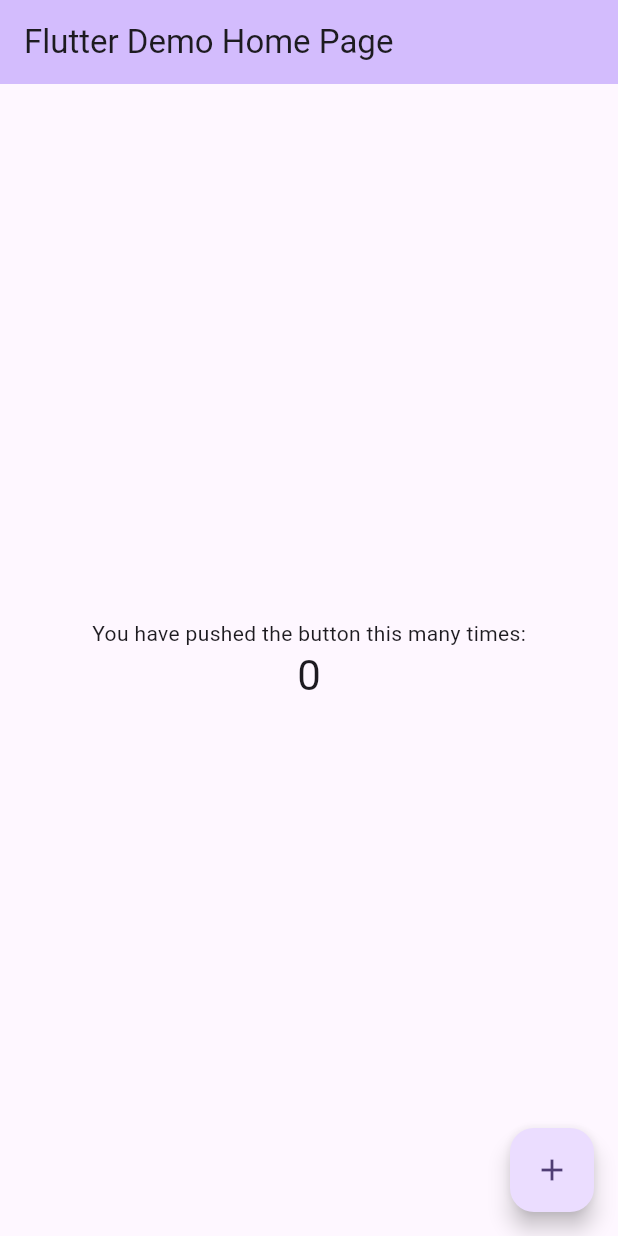
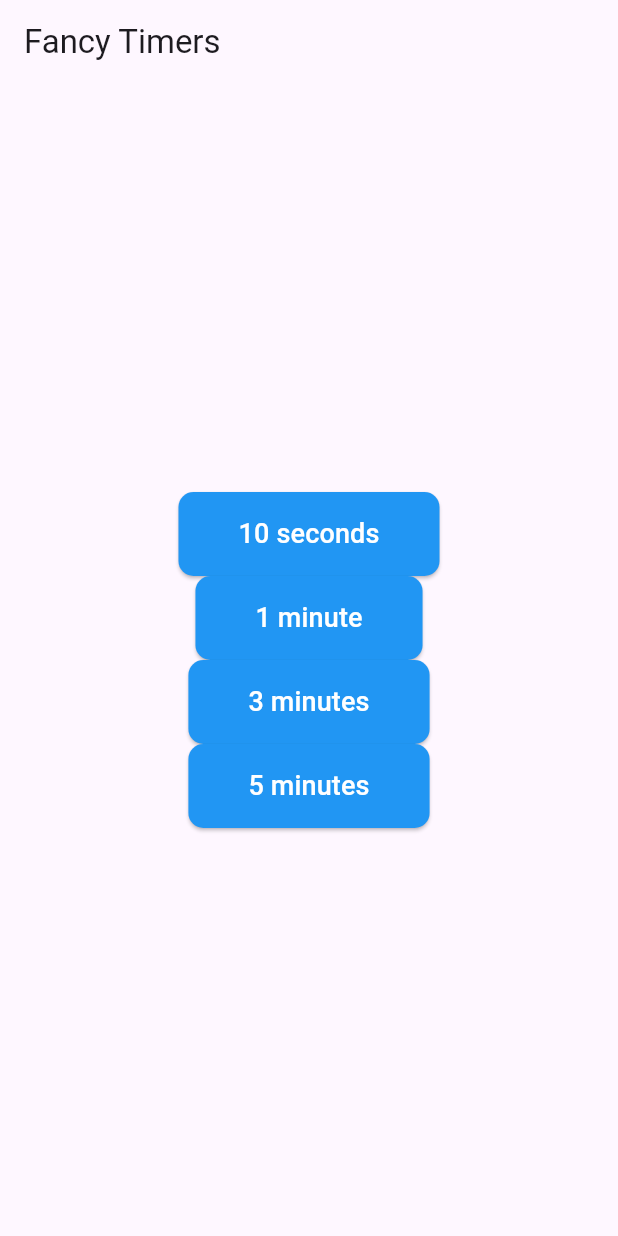
Before and after one commit to mr-perseus/fancy_timers, a Flutter app: the screen it shows after launch, on a phone screen of 412 x 824 dp. Run offline on Flutter 3.47's test engine with Material 2 defaults, Android fonts, the light colour scheme and no system bars; our stand-ins replace audioplayers.

Commit message:
Add buttons

```diff
--- a/lib/main.dart
+++ b/lib/main.dart
@@ -1,4 +1,7 @@
+import 'dart:async';
+
 import 'package:flutter/material.dart';
+import 'package:audioplayers/audioplayers.dart';
 
 void main() {
   runApp(const MyApp());
@@ -11,7 +14,7 @@ class MyApp extends StatelessWidget {
   @override
   Widget build(BuildContext context) {
     return MaterialApp(
-      title: 'Flutter Demo',
+      title: 'Fancy Timers',
       theme: ThemeData(
         // This is the theme of your application.
         //
@@ -31,95 +34,89 @@ class MyApp extends StatelessWidget {
         colorScheme: ColorScheme.fromSeed(seedColor: Colors.deepPurple),
         useMaterial3: true,
       ),
-      home: const MyHomePage(title: 'Flutter Demo Home Page'),
+      home: const MyHomePage(),
     );
   }
 }
 
-class MyHomePage extends StatefulWidget {
-  const MyHomePage({super.key, required this.title});
-
-  // This widget is the home page of your application. It is stateful, meaning
-  // that it has a State object (defined below) that contains fields that affect
-  // how it looks.
-
-  // This class is the configuration for the state. It holds the values (in this
-  // case the title) provided by the parent (in this case the App widget) and
-  // used by the build method of the State. Fields in a Widget subclass are
-  // always marked "final".
-
-  final String title;
+class MyHomePage extends StatelessWidget {
+  const MyHomePage({super.key});
 
   @override
-  State<MyHomePage> createState() => _MyHomePageState();
+  Widget build(BuildContext context) {
+    return Scaffold(
+      appBar: AppBar(
+        title: const Text('Fancy Timers'),
+      ),
+      body: const Center(
+        child: Column(
+          mainAxisAlignment: MainAxisAlignment.center,
+          children: [
+            TimerButton(title: '10 seconds', duration: Duration(seconds: 10)),
+            TimerButton(title: '1 minute', duration: Duration(minutes: 1)),
+            TimerButton(title: '3 minutes', duration: Duration(minutes: 3)),
+            TimerButton(title: '5 minutes', duration: Duration(minutes: 5)),
+            // Add more TimerButton instances as needed
+          ],
+        ),
+      ),
+    );
+  }
 }
 
-class _MyHomePageState extends State<MyHomePage> {
-  int _counter = 0;
+class TimerButton extends StatefulWidget {
+  final String title;
+  final Duration duration;
 
-  void _incrementCounter() {
-    setState(() {
-      // This call to setState tells the Flutter framework that something has
-      // changed in this State, which causes it to rerun the build method below
-      // so that the display can reflect the updated values. If we changed
-      // _counter without calling setState(), then the build method would not be
-      // called again, and so nothing would appear to happen.
-      _counter++;
-    });
+  const TimerButton({super.key, required this.title, required this.duration});
+
+  @override
+  _TimerButtonState createState() => _TimerButtonState();
+}
+
+class _TimerButtonState extends State<TimerButton> {
+  late Timer _timer;
+  AudioPlayer audioPlayer = AudioPlayer();
+
+  @override
+  void initState() {
+    super.initState();
+    _startTimer();
+  }
+
+  void _startTimer() {
+    _timer = Timer(widget.duration, _onTimerEnd);
+  }
+
+  void _onTimerEnd() async {
+    // Play alarm sound
+    await audioPlayer.play(AssetSource('sounds/alarm.mp3'));
+  }
+
+  @override
+  void dispose() {
+    _timer.cancel();
+    audioPlayer.dispose();
+    super.dispose();
   }
 
   @override
   Widget build(BuildContext context) {
-    // This method is rerun every time setState is called, for instance as done
-    // by the _incrementCounter method above.
-    //
-    // The Flutter framework has been optimized to make rerunning build methods
-    // fast, so that you can just rebuild anything that needs updating rather
-    // than having to individually change instances of widgets.
-    return Scaffold(
-      appBar: AppBar(
-        // TRY THIS: Try changing the color here to a specific color (to
-        // Colors.amber, perhaps?) and trigger a hot reload to see the AppBar
-        // change color while the other colors stay the same.
-        backgroundColor: Theme.of(context).colorScheme.inversePrimary,
-        // Here we take the value from the MyHomePage object that was created by
-        // the App.build method, and use it to set our appbar title.
-        title: Text(widget.title),
-      ),
-      body: Center(
-        // Center is a layout widget. It takes a single child and positions it
-        // in the middle of the parent.
-        child: Column(
-          // Column is also a layout widget. It takes a list of children and
-          // arranges them vertically. By default, it sizes itself to fit its
-          // children horizontally, and tries to be as tall as its parent.
-          //
-          // Column has various properties to control how it sizes itself and
-          // how it positions its children. Here we use mainAxisAlignment to
-          // center the children vertically; the main axis here is the vertical
-          // axis because Columns are vertical (the cross axis would be
-          // horizontal).
-          //
-          // TRY THIS: Invoke "debug painting" (choose the "Toggle Debug Paint"
-          // action in the IDE, or press "p" in the console), to see the
-          // wireframe for each widget.
-          mainAxisAlignment: MainAxisAlignment.center,
-          children: <Widget>[
-            const Text(
-              'You have pushed the button this many times:',
-            ),
-            Text(
-              '$_counter',
-              style: Theme.of(context).textTheme.headlineMedium,
-            ),
-          ],
+    return ElevatedButton(
+      onPressed: () {
+        _startTimer();
+      },
+      style: ElevatedButton.styleFrom(
+        backgroundColor: Colors.blue,
+        padding: const EdgeInsets.symmetric(horizontal: 40, vertical: 15),
+        shape: RoundedRectangleBorder(
+          borderRadius: BorderRadius.circular(10),
         ),
       ),
-      floatingActionButton: FloatingActionButton(
-        onPressed: _incrementCounter,
-        tooltip: 'Increment',
-        child: const Icon(Icons.add),
-      ), // This trailing comma makes auto-formatting nicer for build methods.
+      child: Text(
+        widget.title,
+        style: const TextStyle(fontSize: 18, color: Colors.white),
+      ),
     );
   }
 }
--- a/pubspec.yaml
+++ b/pubspec.yaml
@@ -30,6 +30,7 @@ environment:
 dependencies:
   flutter:
     sdk: flutter
+  audioplayers: ^5.1.0
 
 
   # The following adds the Cupertino Icons font to your application.
@@ -59,9 +60,8 @@ flutter:
   uses-material-design: true
 
   # To add assets to your application, add an assets section, like this:
-  # assets:
-  #   - images/a_dot_burr.jpeg
-  #   - images/a_dot_ham.jpeg
+  assets:
+    - assets/sounds/alarm.mp3
 
   # An image asset can refer to one or more resolution-specific "variants", see
   # https://flutter.dev/assets-and-images/#resolution-aware
```
Also changed, not shown: pubspec.lock, 15 other files.
